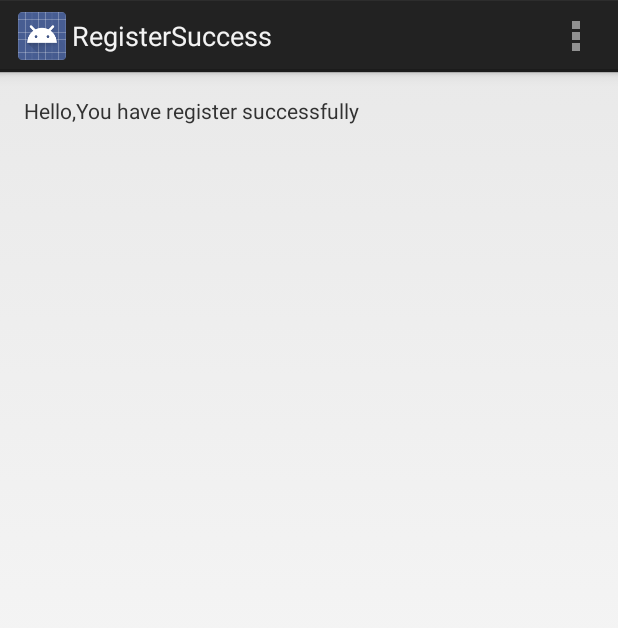
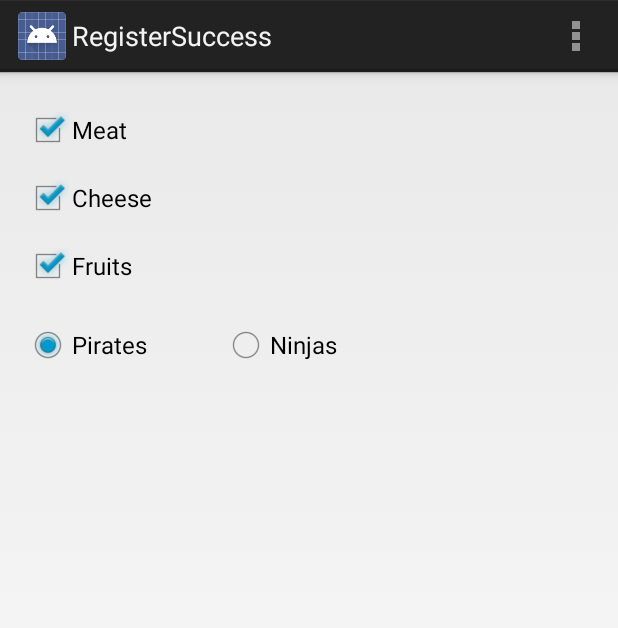
Before and after one commit to littleyang/loginapp, an Android app: the RegisterSuccess screen opened directly, with no data from a screen before it, in the options menu, after a tap on "Settings", on a phone screen of 412 x 824 dp. Shown: the top 628 px of the screen. Run offline under Robolectric (Android 15) with nearby library versions, the phone set to English and light mode, and no system bars.

Commit message:
android input controls, checkboxs and radiobutton

```diff
--- a/app/src/main/java/com/example/yangyang/loginapp/Register.java
+++ b/app/src/main/java/com/example/yangyang/loginapp/Register.java
@@ -1,6 +1,7 @@
 package com.example.yangyang.loginapp;
 
 import android.app.Activity;
+import android.content.Intent;
 import android.os.Bundle;
 import android.view.Menu;
 import android.view.MenuItem;
@@ -45,5 +46,8 @@ public class Register extends Activity {
 
     public void saveDoneAction(View view){
 
+        Intent intent = new Intent(this,RegisterSuccess.class);
+        startActivity(intent);
+
     }
 }
--- a/app/src/main/java/com/example/yangyang/loginapp/RegisterSuccess.java
+++ b/app/src/main/java/com/example/yangyang/loginapp/RegisterSuccess.java
@@ -1,9 +1,13 @@
 package com.example.yangyang.loginapp;
 
 import android.app.Activity;
+import android.app.AlertDialog;
 import android.os.Bundle;
 import android.view.Menu;
 import android.view.MenuItem;
+import android.view.View;
+import android.widget.CheckBox;
+import android.widget.RadioButton;
 
 
 public class RegisterSuccess extends Activity {
@@ -33,4 +37,54 @@ public class RegisterSuccess extends Activity {
         }
         return super.onOptionsItemSelected(item);
     }
+
+    public void onCheckboxClicked(View view){
+        boolean checked = ((CheckBox)view).isChecked();
+        switch (view.getId()){
+            case R.id.check_meat:
+                if(checked){
+                    AlertDialog.Builder bundle = new AlertDialog.Builder(this);
+                    bundle.setMessage("you have check meat ! thank you");
+                    bundle.show();
+                }
+                break;
+            case R.id.check_cheese:
+                if(checked){
+                    AlertDialog.Builder bundle = new AlertDialog.Builder(this);
+                    bundle.setMessage("you have check cheese ! thank you");
+                    bundle.show();
+                }
+                break;
+            case R.id.check_fruits:
+                if(checked){
+                    AlertDialog.Builder bundle = new AlertDialog.Builder(this);
+                    bundle.setMessage("you have check fruit ! thank you");
+                    bundle.show();
+                }
+                break;
+        }
+    }
+
+    public void onRadioButtonClicked(View view){
+        // Is the button now checked?
+        boolean checked = ((RadioButton) view).isChecked();
+
+        // Check which radio button was clicked
+        switch(view.getId()) {
+            case R.id.radio_pirates:
+                if (checked) {
+                    AlertDialog.Builder bundle = new AlertDialog.Builder(this);
+                    bundle.setMessage("you have select radio_pirates ! thank you");
+                    bundle.show();
+                }
+                break;
+            case R.id.radio_ninjas:
+                if (checked) {
+                    AlertDialog.Builder bundle = new AlertDialog.Builder(this);
+                    bundle.setMessage("you have select radio_ninjas ! thank you");
+                    bundle.show();
+                }
+                break;
+        }
+    }
 }
--- a/app/src/main/res/layout/activity_register_success.xml
+++ b/app/src/main/res/layout/activity_register_success.xml
@@ -8,9 +8,69 @@
     android:paddingBottom="@dimen/activity_vertical_margin"
     tools:context="com.example.yangyang.loginapp.RegisterSuccess">
 
+    <!--
     <TextView
         android:text="@string/register_success"
         android:layout_width="wrap_content"
         android:layout_height="wrap_content" />
+    -->
+
+    <LinearLayout
+        android:orientation="vertical"
+        android:layout_width="fill_parent"
+        android:layout_height="wrap_content">
+
+        <CheckBox
+            android:id="@+id/check_meat"
+            android:layout_width="match_parent"
+            android:layout_height="45dp"
+            android:text="@string/check_meat"
+            android:textAlignment="center"
+            android:onClick="onCheckboxClicked"
+            />
+
+        <CheckBox
+            android:id="@+id/check_cheese"
+            android:layout_width="match_parent"
+            android:layout_height="45dp"
+            android:text="@string/check_cheese"
+            android:onClick="onCheckboxClicked"
+            />
+
+        <CheckBox
+            android:id="@+id/check_fruits"
+            android:layout_width="match_parent"
+            android:layout_height="45dp"
+            android:text="@string/check_fruits"
+            android:onClick="onCheckboxClicked"
+            />
+
+        </LinearLayout>
+
+        <LinearLayout
+            android:paddingTop="150dp"
+            android:orientation="horizontal"
+            android:layout_width="match_parent"
+            android:layout_height="wrap_content">
+            <RadioGroup
+                android:orientation="horizontal"
+                android:layout_width="match_parent"
+                android:layout_height="wrap_content">
+
+                <RadioButton android:id="@+id/radio_pirates"
+                    android:layout_width="wrap_content"
+                    android:layout_height="wrap_content"
+                    android:text="@string/pirates"
+                    android:onClick="onRadioButtonClicked"/>
+
+                <RadioButton android:id="@+id/radio_ninjas"
+                    android:layout_width="wrap_content"
+                    android:layout_height="wrap_content"
+                    android:text="@string/ninjas"
+                    android:layout_marginLeft="50dp"
+                    android:onClick="onRadioButtonClicked"/>
+                </RadioGroup>
+            </LinearLayout>
+
 
 </RelativeLayout>
--- a/app/src/main/res/values/strings.xml
+++ b/app/src/main/res/values/strings.xml
@@ -17,5 +17,10 @@
     <string name="message_subject">Subject</string>
     <string name="message_content">Content</string>
     <string name="message_phone">Phone</string>
+    <string name="check_meat">Meat</string>
+    <string name="check_cheese">Cheese</string>
+    <string name="check_fruits">Fruits</string>
+    <string name="pirates">Pirates</string>
+    <string name="ninjas">Ninjas</string>
 
 </resources>
```
